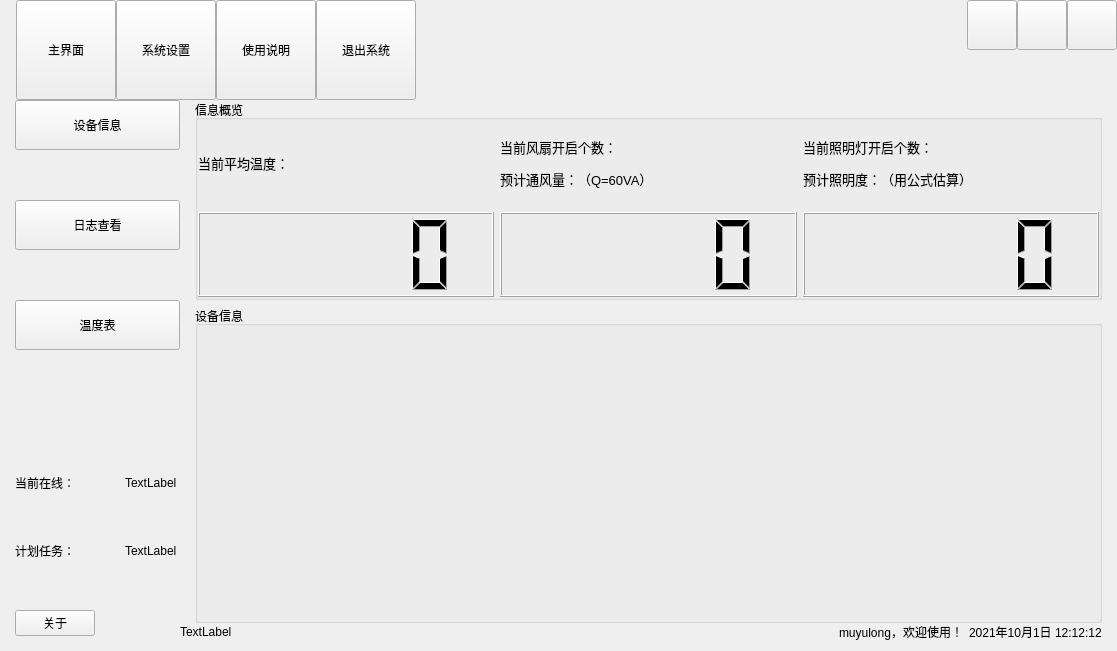
Old version of the form mainfrm/mainfrm.ui in the repository muyulong/pi_gateway.
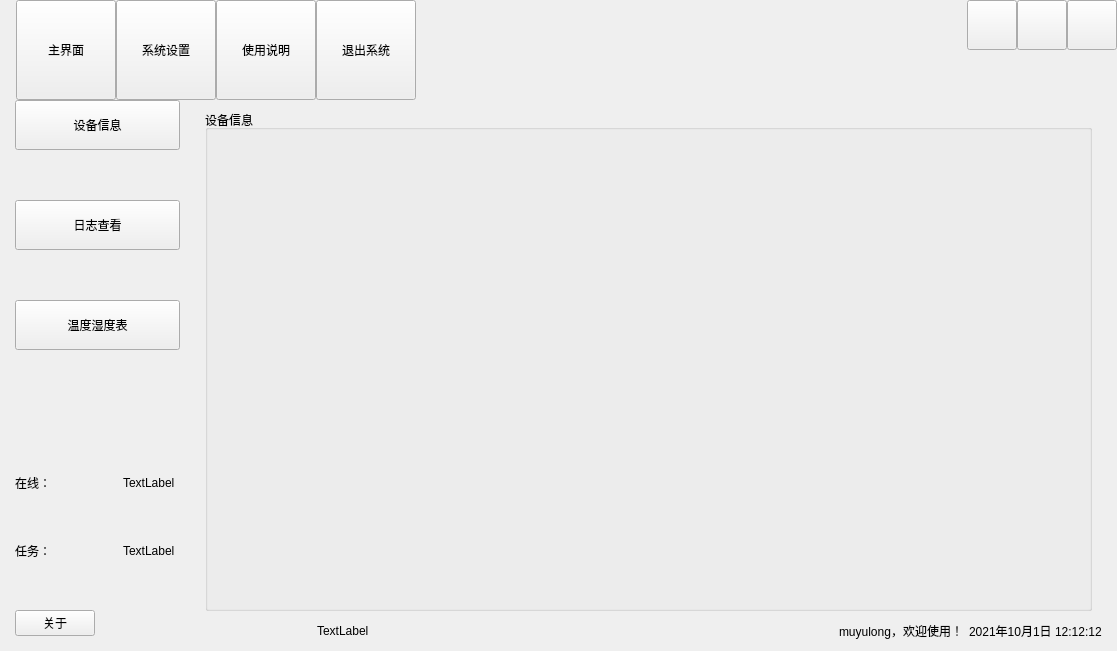
New version of the form. Icons and pictures are not drawn.

What changed in the file:
```diff
--- a/mainfrm/mainfrm.ui
+++ b/mainfrm/mainfrm.ui
@@ -62,6 +62,19 @@
          <property name="bottomMargin">
           <number>10</number>
          </property>
+         <item>
+          <spacer name="horizontalSpacer_4">
+           <property name="orientation">
+            <enum>Qt::Horizontal</enum>
+           </property>
+           <property name="sizeHint" stdset="0">
+            <size>
+             <width>40</width>
+             <height>20</height>
+            </size>
+           </property>
+          </spacer>
+         </item>
          <item>
           <widget class="QLabel" name="label_tips">
            <property name="text">
@@ -168,7 +181,7 @@
             </size>
            </property>
            <property name="text">
-            <string>温度表</string>
+            <string>温度湿度表</string>
            </property>
           </widget>
          </item>
@@ -189,8 +202,14 @@
           <layout class="QHBoxLayout" name="horizontalLayout_online">
            <item>
             <widget class="QLabel" name="label_10">
+             <property name="maximumSize">
+              <size>
+               <width>80</width>
+               <height>16777215</height>
+              </size>
+             </property>
              <property name="text">
-              <string>当前在线：</string>
+              <string>在线：</string>
              </property>
             </widget>
            </item>
@@ -207,8 +226,14 @@
           <layout class="QHBoxLayout" name="horizontalLayout_tasks">
            <item>
             <widget class="QLabel" name="label_11">
+             <property name="maximumSize">
+              <size>
+               <width>80</width>
+               <height>16777215</height>
+              </size>
+             </property>
              <property name="text">
-              <string>计划任务：</string>
+              <string>任务：</string>
              </property>
             </widget>
            </item>
@@ -467,80 +492,17 @@
            <widget class="QWidget" name="page1">
             <layout class="QVBoxLayout" name="verticalLayout_4">
              <property name="leftMargin">
-              <number>0</number>
+              <number>10</number>
              </property>
              <property name="topMargin">
-              <number>0</number>
+              <number>10</number>
              </property>
              <property name="rightMargin">
-              <number>0</number>
+              <number>10</number>
              </property>
              <property name="bottomMargin">
-              <number>0</number>
+              <number>10</number>
              </property>
-             <item>
-              <widget class="QGroupBox" name="info">
-               <property name="minimumSize">
-                <size>
-                 <width>0</width>
-                 <height>200</height>
-                </size>
-               </property>
-               <property name="maximumSize">
-                <size>
-                 <width>16777215</width>
-                 <height>200</height>
-                </size>
-               </property>
-               <property name="title">
-                <string>信息概览</string>
-               </property>
-               <layout class="QGridLayout" name="gridLayout_3">
-                <property name="leftMargin">
-                 <number>0</number>
-                </property>
-                <property name="topMargin">
-                 <number>0</number>
-                </property>
-                <property name="rightMargin">
-                 <number>0</number>
-                </property>
-                <property name="bottomMargin">
-                 <number>0</number>
-                </property>
-                <item row="0" column="0">
-                 <widget class="QLabel" name="label_2">
-                  <property name="text">
-                   <string>&lt;html&gt;&lt;head/&gt;&lt;body&gt;&lt;p&gt;&lt;span style=&quot; font-size:10pt;&quot;&gt;当前平均温度：&lt;/span&gt;&lt;/p&gt;&lt;/body&gt;&lt;/html&gt;</string>
-                  </property>
-                 </widget>
-                </item>
-                <item row="0" column="1">
-                 <widget class="QLabel" name="label_3">
-                  <property name="text">
-                   <string>&lt;html&gt;&lt;head/&gt;&lt;body&gt;&lt;p&gt;&lt;span style=&quot; font-size:10pt;&quot;&gt;当前风扇开启个数：&lt;/span&gt;&lt;/p&gt;&lt;p&gt;&lt;span style=&quot; font-size:10pt;&quot;&gt;预计通风量：（Q=60VA）&lt;/span&gt;&lt;/p&gt;&lt;/body&gt;&lt;/html&gt;</string>
-                  </property>
-                 </widget>
-                </item>
-                <item row="0" column="2">
-                 <widget class="QLabel" name="label_4">
-                  <property name="text">
-                   <string>&lt;html&gt;&lt;head/&gt;&lt;body&gt;&lt;p&gt;&lt;span style=&quot; font-size:10pt;&quot;&gt;当前照明灯开启个数：&lt;/span&gt;&lt;/p&gt;&lt;p&gt;&lt;span style=&quot; font-size:10pt;&quot;&gt;预计照明度：（用公式估算）&lt;/span&gt;&lt;/p&gt;&lt;/body&gt;&lt;/html&gt;</string>
-                  </property>
-                 </widget>
-                </item>
-                <item row="1" column="0">
-                 <widget class="QLCDNumber" name="lcdNumber"/>
-                </item>
-                <item row="1" column="1">
-                 <widget class="QLCDNumber" name="lcdNumber_2"/>
-                </item>
-                <item row="1" column="2">
-                 <widget class="QLCDNumber" name="lcdNumber_3"/>
-                </item>
-               </layout>
-              </widget>
-             </item>
              <item>
               <widget class="QGroupBox" name="node">
                <property name="title">
@@ -548,16 +510,16 @@
                </property>
                <layout class="QHBoxLayout" name="horizontalLayout_6">
                 <property name="leftMargin">
-                 <number>0</number>
+                 <number>10</number>
                 </property>
                 <property name="topMargin">
-                 <number>0</number>
+                 <number>10</number>
                 </property>
                 <property name="rightMargin">
-                 <number>0</number>
+                 <number>10</number>
                 </property>
                 <property name="bottomMargin">
-                 <number>0</number>
+                 <number>10</number>
                 </property>
                 <item>
                  <widget class="QWidget" name="widget_node" native="true"/>
```
Left out of the diff: 75 changed lines with no effect on the pictures.
